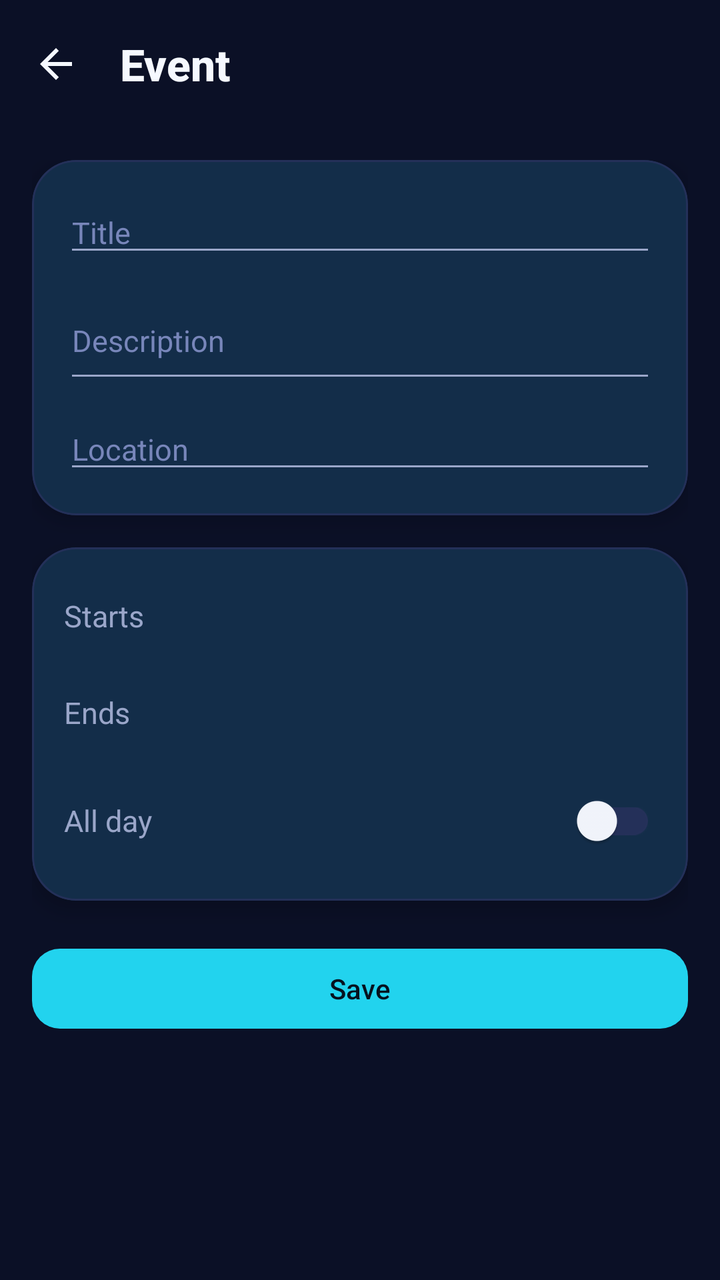
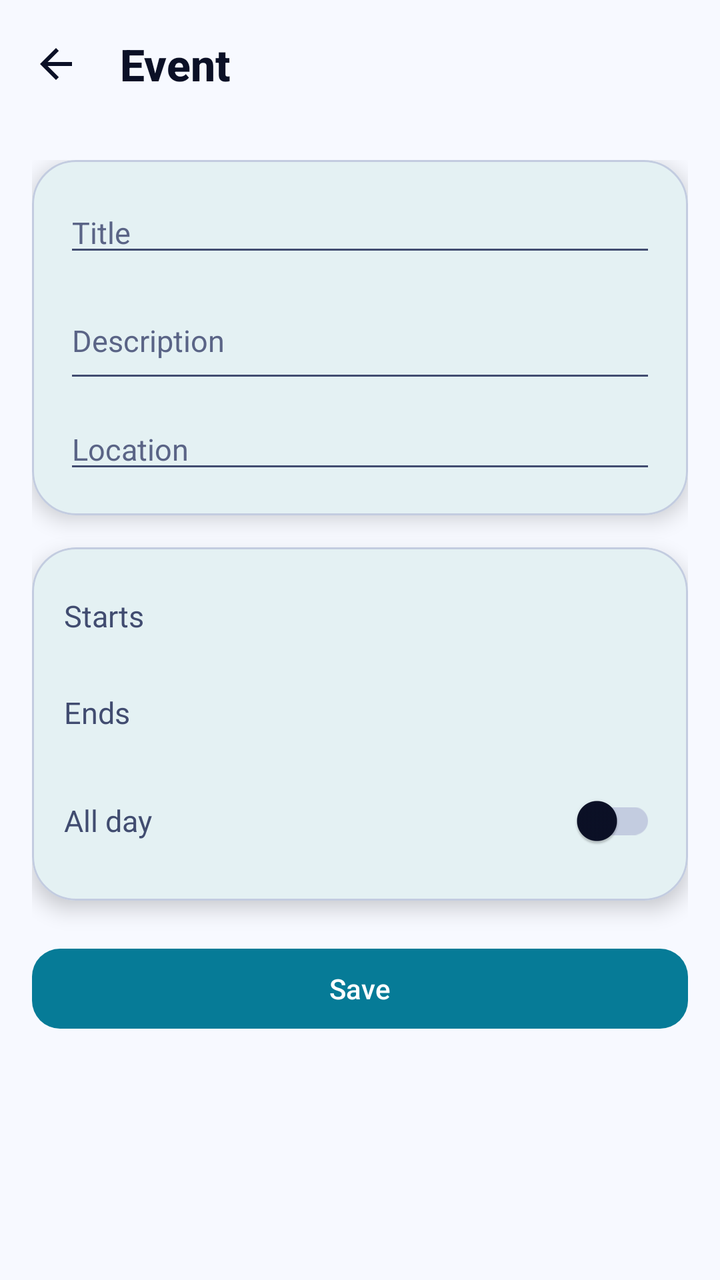

The first picture is an Android layout as it rendered before a commit; the second is the same layout after the commit. The layout source and the unified diff follow.
<!-- AndroidManifest.xml: application theme Theme.SHSCalendar -->
<!-- res/layout/activity_event_editor.xml -->
<?xml version="1.0" encoding="utf-8"?>
<LinearLayout xmlns:android="http://schemas.android.com/apk/res/android"
    xmlns:app="http://schemas.android.com/apk/res-auto"
    android:layout_width="match_parent"
    android:layout_height="match_parent"
    android:background="@color/shs_night"
    android:orientation="vertical">

    <com.google.android.material.appbar.MaterialToolbar
        android:id="@+id/event_toolbar"
        style="@style/SHS.TopBar"
        android:layout_width="match_parent"
        android:layout_height="wrap_content"
        app:navigationIcon="@drawable/ic_back"
        app:title="@string/event_editor_title" />

    <androidx.core.widget.NestedScrollView
        android:layout_width="match_parent"
        android:layout_height="match_parent"
        android:fillViewport="true">

        <LinearLayout
            android:layout_width="match_parent"
            android:layout_height="wrap_content"
            android:orientation="vertical"
            android:padding="@dimen/shs_screen_padding">

            <com.google.android.material.card.MaterialCardView
                style="@style/SHS.Card"
                android:layout_width="match_parent"
                android:layout_height="wrap_content">

                <LinearLayout
                    android:layout_width="match_parent"
                    android:layout_height="wrap_content"
                    android:orientation="vertical"
                    android:padding="@dimen/shs_space_md">

                    <EditText
                        android:id="@+id/event_title"
                        android:layout_width="match_parent"
                        android:layout_height="wrap_content"
                        android:hint="@string/event_title_hint"
                        android:importantForAutofill="no"
                        android:inputType="textCapSentences|textMultiLine"
                        android:maxLines="2"
                        android:textColor="@color/shs_text_primary"
                        android:textColorHint="@color/shs_text_muted"
                        android:textSize="@dimen/shs_text_body" />

                    <EditText
                        android:id="@+id/event_description"
                        android:layout_width="match_parent"
                        android:layout_height="wrap_content"
                        android:layout_marginTop="@dimen/shs_space_xs"
                        android:hint="@string/event_description_hint"
                        android:importantForAutofill="no"
                        android:inputType="textCapSentences|textMultiLine"
                        android:minLines="2"
                        android:textColor="@color/shs_text_primary"
                        android:textColorHint="@color/shs_text_muted"
                        android:textSize="@dimen/shs_text_body" />

                    <EditText
                        android:id="@+id/event_location"
                        android:layout_width="match_parent"
                        android:layout_height="wrap_content"
                        android:layout_marginTop="@dimen/shs_space_xs"
                        android:hint="@string/event_location_hint"
                        android:importantForAutofill="no"
                        android:inputType="textCapWords"
                        android:textColor="@color/shs_text_primary"
                        android:textColorHint="@color/shs_text_muted"
                        android:textSize="@dimen/shs_text_body" />
                </LinearLayout>
            </com.google.android.material.card.MaterialCardView>

            <com.google.android.material.card.MaterialCardView
                style="@style/SHS.Card"
                android:layout_width="match_parent"
                android:layout_height="wrap_content"
                android:layout_marginTop="@dimen/shs_space_md">

                <LinearLayout
                    android:layout_width="match_parent"
                    android:layout_height="wrap_content"
                    android:orientation="vertical"
                    android:padding="@dimen/shs_space_md">

                    <LinearLayout
                        android:layout_width="match_parent"
                        android:layout_height="wrap_content"
                        android:gravity="center_vertical"
                        android:orientation="horizontal">

                        <TextView
                            style="@style/SHS.Text.Body"
                            android:layout_width="0dp"
                            android:layout_height="wrap_content"
                            android:layout_weight="1"
                            android:text="@string/event_start_label" />

                        <TextView
                            android:id="@+id/event_start_value"
                            style="@style/SHS.Text.Accent"
                            android:layout_width="wrap_content"
                            android:layout_height="wrap_content"
                            android:background="?attr/selectableItemBackground"
                            android:clickable="true"
                            android:focusable="true"
                            android:padding="@dimen/shs_space_xs" />
                    </LinearLayout>

                    <LinearLayout
                        android:layout_width="match_parent"
                        android:layout_height="wrap_content"
                        android:layout_marginTop="@dimen/shs_space_sm"
                        android:gravity="center_vertical"
                        android:orientation="horizontal">

                        <TextView
                            style="@style/SHS.Text.Body"
                            android:layout_width="0dp"
                            android:layout_height="wrap_content"
                            android:layout_weight="1"
                            android:text="@string/event_end_label" />

                        <TextView
                            android:id="@+id/event_end_value"
                            style="@style/SHS.Text.Accent"
                            android:layout_width="wrap_content"
                            android:layout_height="wrap_content"
                            android:background="?attr/selectableItemBackground"
                            android:clickable="true"
                            android:focusable="true"
                            android:padding="@dimen/shs_space_xs" />
                    </LinearLayout>

                    <LinearLayout
                        android:layout_width="match_parent"
                        android:layout_height="wrap_content"
                        android:layout_marginTop="@dimen/shs_space_sm"
                        android:gravity="center_vertical"
                        android:orientation="horizontal">

                        <TextView
                            style="@style/SHS.Text.Body"
                            android:layout_width="0dp"
                            android:layout_height="wrap_content"
                            android:layout_weight="1"
                            android:text="@string/event_all_day" />

                        <com.google.android.material.switchmaterial.SwitchMaterial
                            android:id="@+id/event_all_day_switch"
                            android:layout_width="wrap_content"
                            android:layout_height="wrap_content" />
                    </LinearLayout>
                </LinearLayout>
            </com.google.android.material.card.MaterialCardView>

            <LinearLayout
                android:layout_width="match_parent"
                android:layout_height="wrap_content"
                android:layout_marginTop="@dimen/shs_space_lg"
                android:orientation="horizontal">

                <com.google.android.material.button.MaterialButton
                    android:id="@+id/event_save"
                    style="@style/SHS.Button.Accent"
                    android:layout_width="0dp"
                    android:layout_height="wrap_content"
                    android:layout_weight="1"
                    android:text="@string/event_save" />

                <com.google.android.material.button.MaterialButton
                    android:id="@+id/event_delete"
                    style="@style/SHS.Button.Ghost"
                    android:layout_width="wrap_content"
                    android:layout_height="wrap_content"
                    android:layout_marginStart="@dimen/shs_space_sm"
                    android:text="@string/event_delete"
                    android:textColor="@color/shs_danger"
                    android:visibility="gone" />
            </LinearLayout>

            <TextView
                android:id="@+id/event_error"
                style="@style/SHS.Text.Caption"
                android:layout_width="match_parent"
                android:layout_height="wrap_content"
                android:layout_marginTop="@dimen/shs_space_xs"
                android:textColor="@color/shs_danger"
                android:visibility="gone" />
        </LinearLayout>
    </androidx.core.widget.NestedScrollView>
</LinearLayout>
<!-- resources referenced by this layout -->
<resources>
  <color name="shs_danger">#FB7185</color>
  <color name="shs_night">#0B1026</color>
  <color name="shs_text_muted">#7886BA</color>
  <color name="shs_text_primary">#F5F8FF</color>
  <dimen name="shs_screen_padding">16dp</dimen>
  <dimen name="shs_space_lg">20dp</dimen>
  <dimen name="shs_space_md">16dp</dimen>
  <dimen name="shs_space_sm">12dp</dimen>
  <dimen name="shs_space_xs">8dp</dimen>
  <dimen name="shs_text_body">15sp</dimen>
  <!-- drawable ic_back (drawable) -->
  <?xml version="1.0" encoding="utf-8"?>
  <vector xmlns:android="http://schemas.android.com/apk/res/android"
      android:width="24dp"
      android:height="24dp"
      android:tint="@color/shs_text_primary"
      android:viewportWidth="24"
      android:viewportHeight="24">
      <path
          android:fillColor="#FFFFFFFF"
          android:pathData="M20,11H7.83l5.59,-5.59L12,4l-8,8 8,8 1.41,-1.41L7.83,13H20v-2z" />
  </vector>
  <string name="event_all_day">All day</string>
  <string name="event_delete">Delete</string>
  <string name="event_description_hint">Description</string>
  <string name="event_editor_title">Event</string>
  <string name="event_end_label">Ends</string>
  <string name="event_location_hint">Location</string>
  <string name="event_save">Save</string>
  <string name="event_start_label">Starts</string>
  <string name="event_title_hint">Title</string>
  <style name="Theme.SHSCalendar" parent="Theme.Material3.Dark.NoActionBar">
          <item name="colorPrimary">@color/shs_cyan</item>
          <item name="colorOnPrimary">@color/shs_text_on_accent</item>
          <item name="colorPrimaryContainer">@color/shs_cyan_deep</item>
          <item name="colorOnPrimaryContainer">@color/shs_text_primary</item>
  
          <item name="colorSecondary">@color/shs_teal</item>
          <item name="colorOnSecondary">@color/shs_text_on_accent</item>
          <item name="colorSecondaryContainer">@color/shs_teal_deep</item>
          <item name="colorOnSecondaryContainer">@color/shs_text_primary</item>
  
          <item name="colorTertiary">@color/shs_indigo</item>
          <item name="colorOnTertiary">@color/shs_text_on_accent</item>
  
          <item name="colorError">@color/shs_danger</item>
          <item name="colorOnError">@color/shs_text_on_accent</item>
  
          <item name="android:colorBackground">@color/shs_night</item>
          <item name="colorSurface">@color/shs_surface</item>
          <item name="colorSurfaceVariant">@color/shs_surface_high</item>
          <item name="colorOnSurface">@color/shs_text_primary</item>
          <item name="colorOnSurfaceVariant">@color/shs_text_secondary</item>
          <item name="colorOutline">@color/shs_stroke</item>
  
          <item name="android:statusBarColor">@color/shs_night</item>
          <item name="android:navigationBarColor">@color/shs_nav_bg</item>
          <item name="android:windowBackground">@color/shs_night</item>
          <item name="android:textColorPrimary">@color/shs_text_primary</item>
          <item name="android:textColorSecondary">@color/shs_text_secondary</item>
          <item name="android:textColorHint">@color/shs_text_muted</item>
  
          <item name="materialAlertDialogTheme">@style/Theme.SHSCalendar.Dialog</item>
      </style>
  <color name="shs_cyan">#22D3EE</color>
  <color name="shs_text_on_accent">#06121F</color>
  <dimen name="shs_radius_chip">14dp</dimen>
  <color name="shs_surface">#121A36</color>
  <dimen name="shs_radius_card">22dp</dimen>
  <dimen name="shs_elevation_card">6dp</dimen>
  <color name="shs_stroke">#243059</color>
  <color name="shs_text_secondary">#9AA6C9</color>
  <dimen name="shs_text_caption">13sp</dimen>
  <color name="shs_cyan_deep">#067B97</color>
  <color name="shs_teal">#2DD4BF</color>
  <color name="shs_teal_deep">#1B7F73</color>
  <color name="shs_indigo">#818CF8</color>
  <color name="shs_surface_high">#1A2447</color>
  <color name="shs_nav_bg">#0D132C</color>
  <dimen name="shs_text_title">22sp</dimen>
  <!-- unchanged entries left out for length: 10 -->
</resources>

<!-- the commit's change to res/layout/activity_event_editor.xml (unified diff, before → after) -->
@@ -3,7 +3,7 @@
     xmlns:app="http://schemas.android.com/apk/res-auto"
     android:layout_width="match_parent"
     android:layout_height="match_parent"
-    android:background="@color/shs_night"
+    android:background="?android:attr/colorBackground"
     android:orientation="vertical">
 
     <com.google.android.material.appbar.MaterialToolbar
<!-- resource entries referenced after the edit -->
@@ -1,9 +1,10 @@
 <!-- resources referenced by this layout -->
 <resources>
-  <color name="shs_danger">#FB7185</color>
-  <color name="shs_night">#0B1026</color>
-  <color name="shs_text_muted">#7886BA</color>
-  <color name="shs_text_primary">#F5F8FF</color>
+  <color name="shs_danger">#BE123C</color>
+  <color name="shs_night">#F7F9FF</color>
+  <style name="Theme.SHSParent" parent="Theme.Material3.Light.NoActionBar" />
+  <color name="shs_text_muted">#5A6486</color>
+  <color name="shs_text_primary">#0B1026</color>
   <dimen name="shs_screen_padding">16dp</dimen>
   <dimen name="shs_space_lg">20dp</dimen>
   <dimen name="shs_space_md">16dp</dimen>
@@ -19,7 +20,7 @@
       android:viewportWidth="24"
       android:viewportHeight="24">
       <path
-          android:fillColor="#FFFFFFFF"
+          android:fillColor="@color/shs_text_primary"
           android:pathData="M20,11H7.83l5.59,-5.59L12,4l-8,8 8,8 1.41,-1.41L7.83,13H20v-2z" />
   </vector>
   <string name="event_all_day">All day</string>
@@ -31,7 +32,7 @@
   <string name="event_save">Save</string>
   <string name="event_start_label">Starts</string>
   <string name="event_title_hint">Title</string>
-  <style name="Theme.SHSCalendar" parent="Theme.Material3.Dark.NoActionBar">
+  <style name="Theme.SHSCalendar" parent="Theme.SHSParent">
           <item name="colorPrimary">@color/shs_cyan</item>
           <item name="colorOnPrimary">@color/shs_text_on_accent</item>
           <item name="colorPrimaryContainer">@color/shs_cyan_deep</item>
@@ -64,21 +65,21 @@
   
           <item name="materialAlertDialogTheme">@style/Theme.SHSCalendar.Dialog</item>
       </style>
-  <color name="shs_cyan">#22D3EE</color>
-  <color name="shs_text_on_accent">#06121F</color>
+  <color name="shs_cyan">#067B97</color>
+  <color name="shs_text_on_accent">#FFFFFF</color>
   <dimen name="shs_radius_chip">14dp</dimen>
-  <color name="shs_surface">#121A36</color>
+  <color name="shs_surface">#FFFFFF</color>
   <dimen name="shs_radius_card">22dp</dimen>
   <dimen name="shs_elevation_card">6dp</dimen>
-  <color name="shs_stroke">#243059</color>
-  <color name="shs_text_secondary">#9AA6C9</color>
+  <color name="shs_stroke">#C3CCE0</color>
+  <color name="shs_text_secondary">#414C70</color>
   <dimen name="shs_text_caption">13sp</dimen>
-  <color name="shs_cyan_deep">#067B97</color>
-  <color name="shs_teal">#2DD4BF</color>
-  <color name="shs_teal_deep">#1B7F73</color>
-  <color name="shs_indigo">#818CF8</color>
-  <color name="shs_surface_high">#1A2447</color>
-  <color name="shs_nav_bg">#0D132C</color>
+  <color name="shs_cyan_deep">#CDEDF5</color>
+  <color name="shs_teal">#0F766E</color>
+  <color name="shs_teal_deep">#CFF3EE</color>
+  <color name="shs_indigo">#4F46E5</color>
+  <color name="shs_surface_high">#EEF2FB</color>
+  <color name="shs_nav_bg">#FFFFFF</color>
   <dimen name="shs_text_title">22sp</dimen>
   <!-- unchanged entries left out for length: 10 -->
 </resources>
